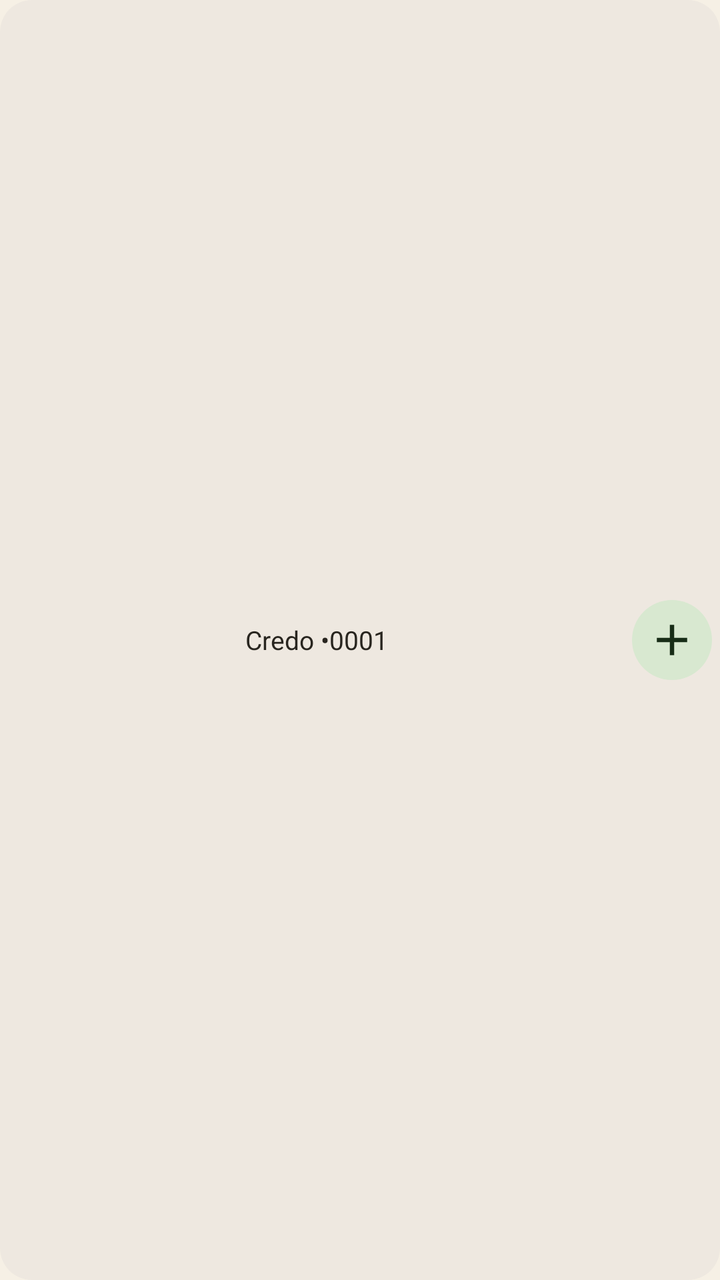
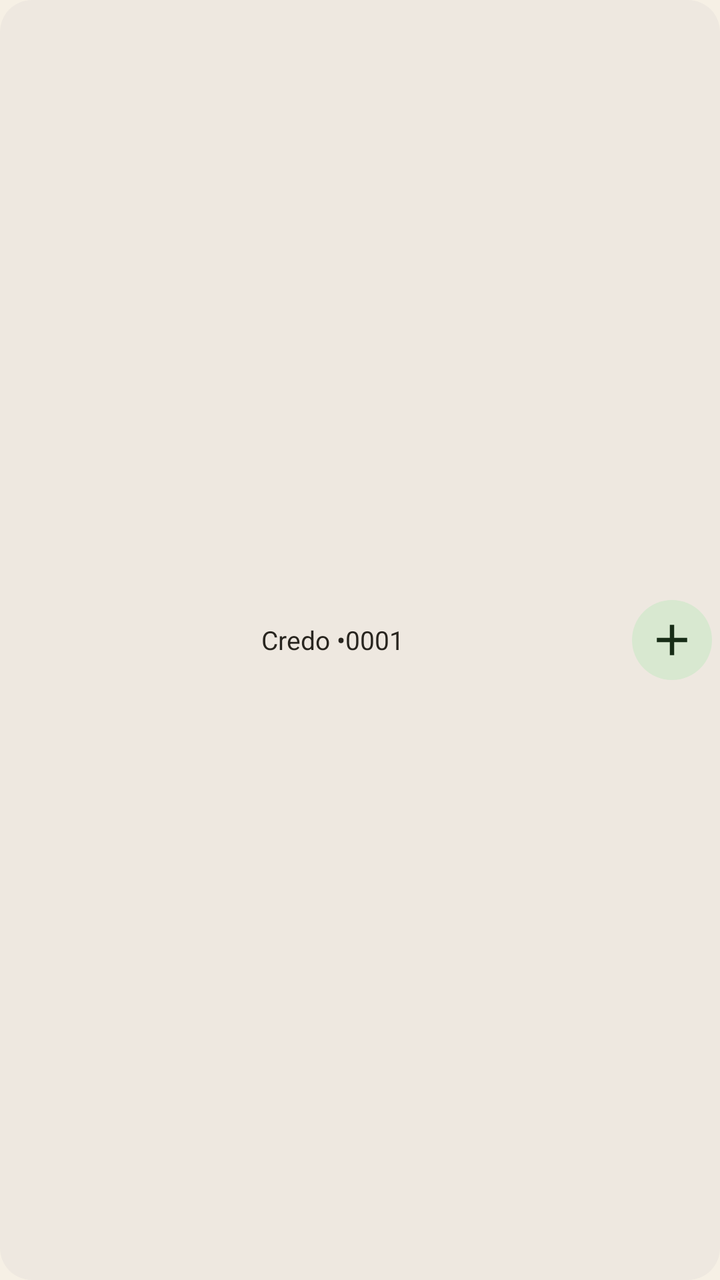

Compare the two renders of this Android layout. The source of the first and the diff that turns it into the second are given below.
<!-- AndroidManifest.xml: application theme Theme.Whfin -->
<!-- res/layout/widget_preview_2.xml -->
<?xml version="1.0" encoding="utf-8"?>
<LinearLayout xmlns:android="http://schemas.android.com/apk/res/android"
    xmlns:tools="http://schemas.android.com/tools"
    android:layout_width="match_parent"
    android:layout_height="48dp"
    android:background="@drawable/widget_preview_surface"
    android:gravity="center_vertical"
    android:orientation="horizontal">

    <TextView
        android:layout_width="0dp"
        android:layout_height="match_parent"
        android:layout_weight="1"
        android:gravity="center"
        android:maxLines="1"
        android:paddingStart="10dp"
        android:paddingEnd="6dp"
        android:text="@string/widget_preview_account"
        android:textColor="@color/widget_preview_on_background"
        android:textSize="13sp" />

    <FrameLayout
        android:layout_width="48dp"
        android:layout_height="48dp">

        <FrameLayout
            android:layout_width="40dp"
            android:layout_height="40dp"
            android:layout_gravity="center"
            android:background="@drawable/widget_preview_add">

            <ImageView
                android:layout_width="26dp"
                android:layout_height="26dp"
                android:layout_gravity="center"
                android:contentDescription="@null"
            android:src="@drawable/ic_widget_add"
            android:tint="@color/widget_preview_on_action"
            tools:ignore="UseAppTint" />
        </FrameLayout>
    </FrameLayout>
</LinearLayout>
<!-- resources referenced by this layout -->
<resources>
  <color name="widget_preview_on_action">#182D17</color>
  <color name="widget_preview_on_background">#28251F</color>
  <!-- drawable ic_widget_add (drawable) -->
  <vector xmlns:android="http://schemas.android.com/apk/res/android"
      android:width="24dp"
      android:height="24dp"
      android:viewportWidth="24"
      android:viewportHeight="24">
      <path
          android:fillColor="#FFFFFFFF"
          android:pathData="M11,5h2v6h6v2h-6v6h-2v-6H5v-2h6z" />
  </vector>
  <!-- drawable widget_preview_add (drawable) -->
  <?xml version="1.0" encoding="utf-8"?>
  <shape xmlns:android="http://schemas.android.com/apk/res/android" android:shape="rectangle">
      <solid android:color="@color/widget_preview_action" />
      <corners android:radius="23dp" />
  </shape>
  <!-- drawable widget_preview_surface (drawable) -->
  <?xml version="1.0" encoding="utf-8"?>
  <shape xmlns:android="http://schemas.android.com/apk/res/android" android:shape="rectangle">
      <solid android:color="@color/widget_preview_background" />
      <corners android:radius="16dp" />
  </shape>
  <string name="widget_preview_account">Credo •0001</string>
  <style name="Theme.Whfin" parent="android:Theme.Material.Light.NoActionBar">
          <item name="android:windowLayoutInDisplayCutoutMode">shortEdges</item>
          <item name="android:windowBackground">@color/launch_background</item>
      </style>
  <color name="widget_preview_action">#D8E8D0</color>
  <color name="widget_preview_background">#EEE8E0</color>
  <color name="launch_background">#F6F0E5</color>
</resources>

<!-- the commit's change to res/layout/widget_preview_2.xml (unified diff, before → after) -->
@@ -13,8 +13,8 @@
         android:layout_weight="1"
         android:gravity="center"
         android:maxLines="1"
-        android:paddingStart="10dp"
-        android:paddingEnd="6dp"
+        android:paddingStart="24dp"
+        android:paddingEnd="4dp"
         android:text="@string/widget_preview_account"
         android:textColor="@color/widget_preview_on_background"
         android:textSize="13sp" />
